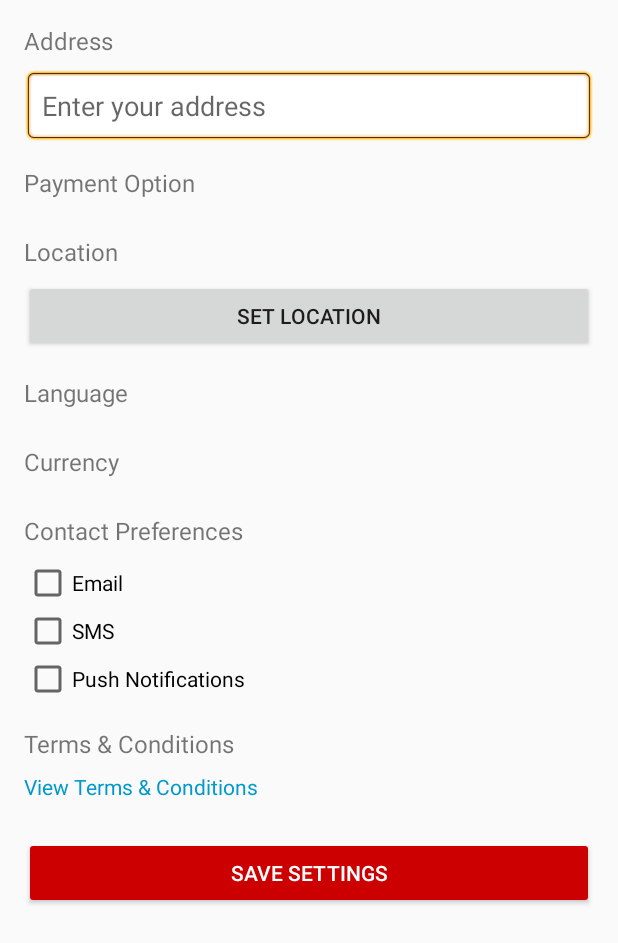
After one commit to antoniokho13/IT342-Sapatosan, an Android app built with Jetpack Compose: the SettingsActivity screen opened directly, with no data from a screen before it, on a phone screen of 412 x 824 dp. The commit adds this screen. Shown: the top 943 px of the screen. Run offline under Robolectric (Android 15) with nearby library versions, the phone set to English and light mode, and no system bars; network calls fail.

Commit message:
added details but needs to be improved

```diff
--- a/frontend_mobile/app/src/main/AndroidManifest.xml
+++ b/frontend_mobile/app/src/main/AndroidManifest.xml
@@ -50,5 +50,11 @@
             android:exported="true"
             android:label="@string/app_name"
             android:theme="@style/Theme.Frontend_mobile" />
+
+        <activity
+            android:name=".SettingsActivity"
+            android:exported="true"
+            android:label="@string/app_name"
+            android:theme="@style/Theme.Frontend_mobile" />
     </application>
 </manifest>
--- /dev/null
+++ b/frontend_mobile/app/src/main/java/com/frontend_mobile/SettingsActivity.kt
@@ -0,0 +1,18 @@
+// SettingsActivity.kt
+package com.frontend_mobile
+
+import android.content.Intent
+import android.os.Bundle
+import androidx.appcompat.app.AppCompatActivity
+import com.frontend_mobile.databinding.ActivitySettingsBinding
+
+class SettingsActivity : AppCompatActivity() {
+
+    private lateinit var binding: ActivitySettingsBinding
+
+    override fun onCreate(savedInstanceState: Bundle?) {
+        super.onCreate(savedInstanceState)
+        binding = ActivitySettingsBinding.inflate(layoutInflater)
+        setContentView(binding.root)
+    }
+}
--- /dev/null
+++ b/frontend_mobile/app/src/main/res/layout/activity_settings.xml
@@ -0,0 +1,134 @@
+<?xml version="1.0" encoding="utf-8"?>
+<ScrollView xmlns:android="http://schemas.android.com/apk/res/android"
+    android:layout_width="match_parent"
+    android:layout_height="match_parent"
+    android:padding="16dp">
+
+    <LinearLayout
+        android:layout_width="match_parent"
+        android:layout_height="wrap_content"
+        android:orientation="vertical">
+
+        <!-- Address -->
+        <TextView
+            android:layout_width="wrap_content"
+            android:layout_height="wrap_content"
+            android:text="Address"
+            android:textSize="16sp"
+            android:layout_marginBottom="8dp" />
+        <EditText
+            android:id="@+id/etAddress"
+            android:layout_width="match_parent"
+            android:layout_height="wrap_content"
+            android:hint="Enter your address"
+            android:padding="12dp"
+            android:background="@android:drawable/editbox_background" />
+
+        <!-- Payment Option -->
+        <TextView
+            android:layout_width="wrap_content"
+            android:layout_height="wrap_content"
+            android:text="Payment Option"
+            android:textSize="16sp"
+            android:layout_marginTop="16dp"
+            android:layout_marginBottom="8dp" />
+        <Spinner
+            android:id="@+id/spinnerPayment"
+            android:layout_width="match_parent"
+            android:layout_height="wrap_content"
+            android:background="@drawable/spinner_background" />
+
+        <!-- Location -->
+        <TextView
+            android:layout_width="wrap_content"
+            android:layout_height="wrap_content"
+            android:text="Location"
+            android:textSize="16sp"
+            android:layout_marginTop="16dp"
+            android:layout_marginBottom="8dp" />
+        <Button
+            android:id="@+id/btnLocation"
+            android:layout_width="match_parent"
+            android:layout_height="wrap_content"
+            android:text="Set Location" />
+
+        <!-- Language -->
+        <TextView
+            android:layout_width="wrap_content"
+            android:layout_height="wrap_content"
+            android:text="Language"
+            android:textSize="16sp"
+            android:layout_marginTop="16dp"
+            android:layout_marginBottom="8dp" />
+        <Spinner
+            android:id="@+id/spinnerLanguage"
+            android:layout_width="match_parent"
+            android:layout_height="wrap_content"
+            android:background="@drawable/spinner_background" />
+
+        <!-- Currency -->
+        <TextView
+            android:layout_width="wrap_content"
+            android:layout_height="wrap_content"
+            android:text="Currency"
+            android:textSize="16sp"
+            android:layout_marginTop="16dp"
+            android:layout_marginBottom="8dp" />
+        <Spinner
+            android:id="@+id/spinnerCurrency"
+            android:layout_width="match_parent"
+            android:layout_height="wrap_content"
+            android:background="@drawable/spinner_background" />
+
+        <!-- Contact Preferences -->
+        <TextView
+            android:layout_width="wrap_content"
+            android:layout_height="wrap_content"
+            android:text="Contact Preferences"
+            android:textSize="16sp"
+            android:layout_marginTop="16dp"
+            android:layout_marginBottom="8dp" />
+        <CheckBox
+            android:id="@+id/cbEmail"
+            android:layout_width="wrap_content"
+            android:layout_height="wrap_content"
+            android:text="Email" />
+        <CheckBox
+            android:id="@+id/cbSms"
+            android:layout_width="wrap_content"
+            android:layout_height="wrap_content"
+            android:text="SMS" />
+        <CheckBox
+            android:id="@+id/cbPushNotifications"
+            android:layout_width="wrap_content"
+            android:layout_height="wrap_content"
+            android:text="Push Notifications" />
+
+        <!-- Terms & Conditions -->
+        <TextView
+            android:layout_width="wrap_content"
+            android:layout_height="wrap_content"
+            android:text="Terms &amp; Conditions"
+            android:textSize="16sp"
+            android:layout_marginTop="16dp"
+            android:layout_marginBottom="8dp" />
+        <TextView
+            android:id="@+id/tvTerms"
+            android:layout_width="match_parent"
+            android:layout_height="wrap_content"
+            android:text="View Terms &amp; Conditions"
+            android:textColor="@android:color/holo_blue_dark"
+            android:clickable="true"
+            android:focusable="true" />
+
+        <!-- Save Button -->
+        <Button
+            android:id="@+id/btnSaveSettings"
+            android:layout_width="match_parent"
+            android:layout_height="wrap_content"
+            android:text="Save Settings"
+            android:layout_marginTop="24dp"
+            android:backgroundTint="@android:color/holo_red_dark"
+            android:textColor="@android:color/white" />
+    </LinearLayout>
+</ScrollView>
```
Also changed, not shown: frontend_mobile/app/src/main/java/com/frontend_mobile/HomeActivity.kt (+90 -15 lines), frontend_mobile/app/src/main/res/layout/activity_home.xml (+53 -34 lines).
